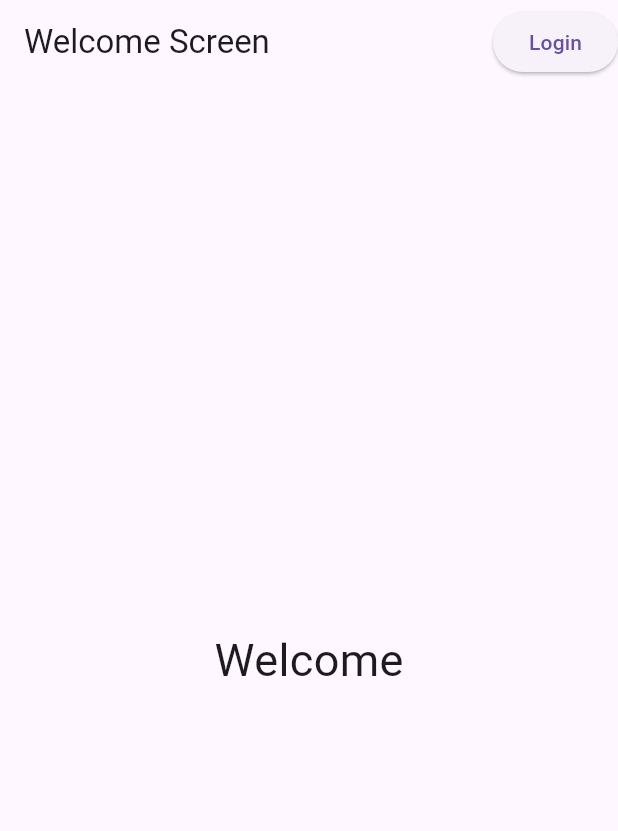
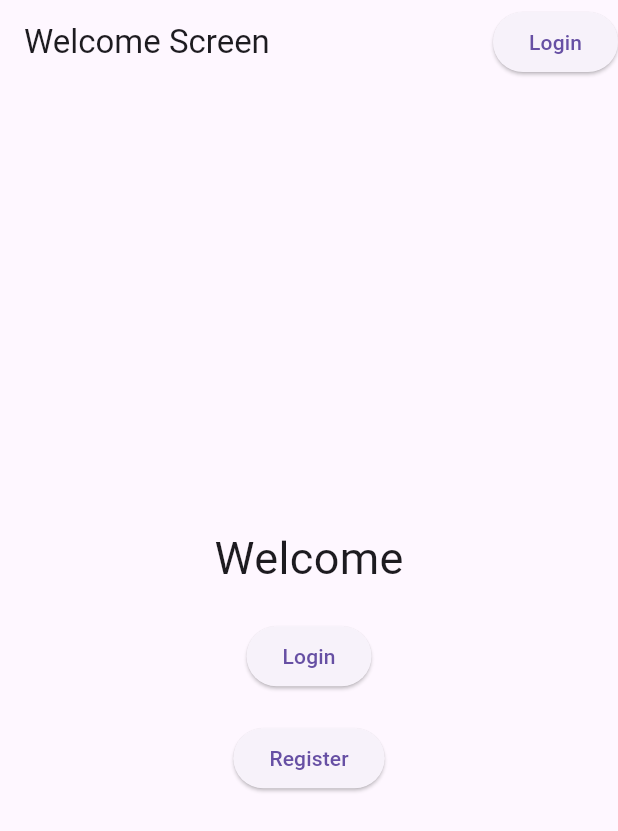
Before and after one commit to AndreAleman/funkyroutes, a Flutter app: the screen it shows after launch, on a phone screen of 412 x 824 dp. Shown: the top 831 px of the screen. Run offline on Flutter 3.47's test engine with Material 3 defaults, Android fonts, the light colour scheme and no system bars; our stand-ins replace cloud_firestore, firebase_auth, firebase_core, location; accounts and stored records are empty; network calls fail.

Commit message:
figured out log in and such

```diff
--- a/funky_routes/lib/Home/welcome.dart
+++ b/funky_routes/lib/Home/welcome.dart
@@ -30,9 +30,30 @@ class WelcomeScreen extends StatelessWidget {
       ],
     ),
  body: Center(
-      child: Text(
+     child: Column(
+       mainAxisAlignment: MainAxisAlignment.center,
+       children: <Widget>[
+         Text(
            'Welcome',
            style: TextStyle(fontSize: 30),
+         ),
+         SizedBox(height: 20), // Add some space between the text and the buttons
+         ElevatedButton(
+           onPressed: (){
+             // Navigate to the login screen
+             Navigator.pushNamed(context, '/authscreen');
+           },
+           child: Text('Login'),
+         ),
+         SizedBox(height: 20), // Add some space between the buttons
+         ElevatedButton(
+           onPressed: (){
+             // Navigate to the register screen
+             Navigator.pushNamed(context, '/authscreen');
+           },
+           child: Text('Register'),
+         ),
+       ],
      ),
    ),
  );
--- a/funky_routes/lib/List/list_screen.dart
+++ b/funky_routes/lib/List/list_screen.dart
@@ -19,6 +19,8 @@ import 'package:firebase_auth/firebase_auth.dart';
 class ListScreen extends StatelessWidget{
   final String url = 'http://10.0.2.2:5000/get_houses';
 
+  FirebaseAuth auth = FirebaseAuth.instance;
+
   Future<List<String>> fetchRoutes() async{
     final response = await http.get(Uri.parse(url));
     if(response.statusCode == 200){
@@ -39,8 +41,10 @@ Widget build(BuildContext context){
        IconButton(
          icon: Icon(Icons.exit_to_app), // Use an appropriate icon
          onPressed: () {
+         FirebaseAuth.instance.signOut();
+         Navigator.pushNamed(context, '/welcomescreen');
            // Use this to Log Out user
-           FirebaseAuth.instance.signOut();
+
          },
        ),
      ],
--- a/funky_routes/lib/routes.dart
+++ b/funky_routes/lib/routes.dart
@@ -17,5 +17,6 @@ var appRoutes = {
    },
  ),
  '/authscreen': (context) => AuthScreen(),
- '/DriveList': (context) => ListScreen()
+ '/DriveList': (context) => ListScreen(),
+  '/welcomescreen': (context) => WelcomeScreen()
 };
```
Also changed, not shown: funky_routes/lib/Home/auth.dart (+6 -15 lines), funky_routes/lib/Home/login.dart (+12 -8 lines), 2 other files. Lines whose indentation alone changed are shown as unchanged.
